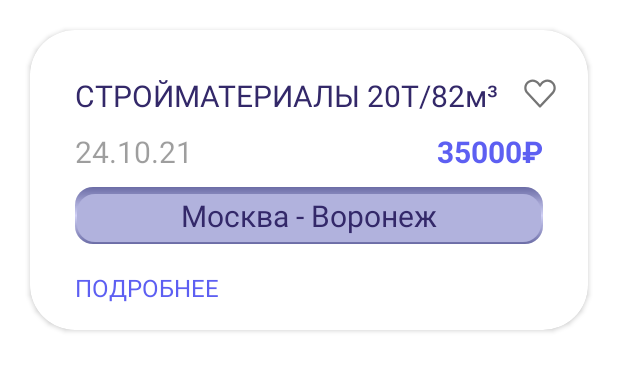
After one commit to MikeVaranossi/JustCargo-android-, an Android app: the layout item_card_cargo.xml on its own in the app's theme, with its tools: preview values and no code run, on a phone screen of 412 x 824 dp. The commit adds this screen. Shown: the top 371 px of the screen. Run offline under Robolectric (Android 15) with nearby library versions, the phone set to English and light mode, and no system bars; Roboto replaces fonts that are not available here.

Commit message:
карточка

```diff
--- /dev/null
+++ b/app/src/main/res/drawable/background_text_card_view.xml
@@ -0,0 +1,29 @@
+<?xml version="1.0" encoding="utf-8"?>
+<layer-list xmlns:android="http://schemas.android.com/apk/res/android" >
+
+    <!-- "shadow" -->
+    <item>
+        <shape android:shape="rectangle" >
+            <!--            <solid android:color="#6B6CA6"/>-->
+            <gradient
+                android:angle="90"
+                android:centerColor="@color/accent_color_half_alpha"
+                android:centerY="0.5"
+                android:endColor="#6B6CA6"
+                android:startColor="#6B6CA6"
+                android:type="linear" />
+            <corners android:radius="12dp" />
+        </shape>
+
+    </item>
+
+    <item android:top="7px" android:bottom="2px" android:left="2px" android:right="2px">
+        <shape android:shape="rectangle">
+            <solid android:color="#B1B2DD"/>
+            <corners android:radius="12dp" />
+        </shape>
+    </item>
+
+
+
+</layer-list>
--- /dev/null
+++ b/app/src/main/res/drawable/ic_icone_heart_full.xml
@@ -0,0 +1,9 @@
+<vector xmlns:android="http://schemas.android.com/apk/res/android"
+    android:width="24dp"
+    android:height="24dp"
+    android:viewportWidth="24"
+    android:viewportHeight="24">
+  <path
+      android:pathData="M11.6474,5.3415C9.4132,2.2163 4.7669,2.22 2.5379,5.3475C1.79,6.3967 1.427,7.6718 1.5102,8.9576C1.5934,10.2433 2.1178,11.461 2.9947,12.405L11.4509,21.51C11.5211,21.5855 11.6061,21.6456 11.7005,21.6867C11.795,21.7278 11.8969,21.7491 11.9999,21.7491C12.1029,21.7491 12.2048,21.7278 12.2993,21.6867C12.3938,21.6456 12.4787,21.5855 12.5489,21.51L20.9999,12.438C21.8858,11.4867 22.4139,10.2572 22.4937,8.9597C22.5736,7.6621 22.2004,6.3772 21.4379,5.3243C19.1804,2.2073 14.5259,2.2388 12.3097,5.3843L11.9969,5.829L11.6482,5.3415H11.6474Z"
+      android:fillColor="#332869"/>
+</vector>
--- /dev/null
+++ b/app/src/main/res/drawable/ic_icone_heart_outline.xml
@@ -0,0 +1,9 @@
+<vector xmlns:android="http://schemas.android.com/apk/res/android"
+    android:width="24dp"
+    android:height="24dp"
+    android:viewportWidth="24"
+    android:viewportHeight="24">
+  <path
+      android:pathData="M2.5397,5.3479C4.7687,2.2204 9.415,2.2166 11.6492,5.3411L11.998,5.8286L12.3107,5.3846C14.527,2.2376 19.1807,2.2069 21.4382,5.3231C22.2011,6.3759 22.5747,7.6609 22.4951,8.9586C22.4155,10.2563 21.8876,11.486 21.0017,12.4376L12.5507,21.5104C12.4805,21.5858 12.3955,21.6459 12.3011,21.687C12.2066,21.7282 12.1047,21.7494 12.0017,21.7494C11.8987,21.7494 11.7968,21.7282 11.7023,21.687C11.6079,21.6459 11.5229,21.5858 11.4527,21.5104L2.9957,12.4054C2.1189,11.4613 1.5947,10.2436 1.5116,8.9578C1.4286,7.672 1.7917,6.397 2.5397,5.3479ZM10.4297,6.2141C8.794,3.9266 5.3927,3.9289 3.7607,6.2186C3.2134,6.9865 2.9479,7.9198 3.0088,8.8608C3.0698,9.8018 3.4535,10.6929 4.0952,11.3839L12.0032,19.8979L19.9037,11.4154C20.5529,10.7183 20.9397,9.8173 20.9981,8.8665C21.0565,7.9158 20.7829,6.9742 20.224,6.2029C18.5702,3.9206 15.1607,3.9431 13.537,6.2479L12.6152,7.5566C12.5462,7.6544 12.4549,7.7343 12.3487,7.7895C12.2426,7.8448 12.1248,7.8738 12.0051,7.8743C11.8855,7.8747 11.7674,7.8465 11.6609,7.792C11.5544,7.7376 11.4624,7.6584 11.3927,7.5611L10.429,6.2141H10.4297Z"
+      android:fillColor="#332869"/>
+</vector>
--- /dev/null
+++ b/app/src/main/res/drawable/sl_favorite.xml
@@ -0,0 +1,12 @@
+<?xml version="1.0" encoding="utf-8"?>
+<selector xmlns:android="http://schemas.android.com/apk/res/android">
+    <item
+        android:drawable="@drawable/ic_icone_heart_outline"
+        android:state_checked="false"
+        />
+    <item
+        android:drawable="@drawable/ic_icone_heart_full"
+        android:state_checked="true"
+        />
+    <item android:drawable="@drawable/ic_favorite" />
+</selector>
--- /dev/null
+++ b/app/src/main/res/layout/item_card_cargo.xml
@@ -0,0 +1,94 @@
+<?xml version="1.0" encoding="utf-8"?>
+<androidx.cardview.widget.CardView xmlns:android="http://schemas.android.com/apk/res/android"
+    xmlns:app="http://schemas.android.com/apk/res-auto"
+    xmlns:tools="http://schemas.android.com/tools"
+    android:layout_width="match_parent"
+    android:layout_height="@dimen/height_card"
+    android:layout_margin="@dimen/m_margin"
+    android:elevation="@dimen/s_margin"
+    app:cardCornerRadius="@dimen/l_margin">
+
+    <androidx.constraintlayout.widget.ConstraintLayout
+        android:layout_width="match_parent"
+        android:layout_height="match_parent">
+
+        <TextView
+            android:id="@+id/text_view_name_cargo"
+            style="@style/SubheaderText"
+            android:layout_width="0dp"
+            android:layout_height="wrap_content"
+            android:layout_marginStart="@dimen/l_margin"
+            android:layout_marginTop="@dimen/l_margin"
+            app:layout_constraintEnd_toStartOf="@+id/checkbox_favourite"
+            app:layout_constraintStart_toStartOf="parent"
+            app:layout_constraintTop_toTopOf="parent"
+            tools:text="СТРОЙМАТЕРИАЛЫ 20Т/82м³" />
+
+        <CheckBox
+            android:id="@+id/checkbox_favourite"
+            android:layout_width="@dimen/icon_size"
+            android:layout_height="@dimen/icon_size"
+            android:layout_marginTop="@dimen/l_margin"
+            android:layout_marginEnd="@dimen/m_margin"
+            android:button="@drawable/sl_favorite"
+            app:layout_constraintEnd_toEndOf="parent"
+            app:layout_constraintStart_toEndOf="@+id/text_view_name_cargo"
+            app:layout_constraintTop_toTopOf="parent" />
+
+        <TextView
+            android:id="@+id/text_view_date"
+            style="@style/SubheaderText"
+            android:layout_width="wrap_content"
+            android:layout_height="wrap_content"
+            android:layout_marginStart="@dimen/l_margin"
+            android:paddingTop="@dimen/s_margin"
+            android:textColor="@color/grey_color"
+            app:layout_constraintStart_toStartOf="parent"
+            app:layout_constraintTop_toBottomOf="@id/text_view_name_cargo"
+            tools:text="24.10.21" />
+
+        <TextView
+            android:id="@+id/text_view_cost"
+            style="@style/SubheaderText"
+            android:layout_width="wrap_content"
+            android:layout_height="wrap_content"
+            android:layout_marginEnd="@dimen/l_margin"
+            android:paddingTop="@dimen/s_margin"
+            android:textColor="@color/primary_color"
+            android:textStyle="bold"
+            app:layout_constraintEnd_toEndOf="parent"
+            app:layout_constraintTop_toBottomOf="@id/text_view_name_cargo"
+            tools:text="35000₽" />
+
+        <androidx.appcompat.widget.AppCompatTextView
+            android:id="@+id/text_view_from_to"
+            style="@style/SubheaderText"
+            android:layout_width="match_parent"
+            android:layout_height="0dp"
+            android:layout_marginStart="@dimen/l_margin"
+            android:layout_marginTop="@dimen/s_margin"
+            android:layout_marginEnd="@dimen/l_margin"
+            android:background="@drawable/background_text_card_view"
+            android:gravity="center"
+            android:paddingTop="@dimen/xs_padding"
+            android:paddingBottom="@dimen/xs_padding"
+            app:layout_constraintEnd_toEndOf="parent"
+            app:layout_constraintStart_toStartOf="parent"
+            app:layout_constraintTop_toBottomOf="@id/text_view_date"
+            tools:text="Москва - Воронеж" />
+
+        <TextView
+            android:id="@+id/text_view_to_details"
+            style="@style/StandartText"
+            android:layout_width="wrap_content"
+            android:layout_height="wrap_content"
+            android:layout_marginStart="@dimen/l_margin"
+            android:layout_marginTop="@dimen/s_margin"
+            android:layout_marginBottom="@dimen/s_margin"
+            android:textColor="@color/primary_color"
+            app:layout_constraintBottom_toBottomOf="parent"
+            app:layout_constraintStart_toStartOf="parent"
+            app:layout_constraintTop_toBottomOf="@id/text_view_from_to"
+            tools:text="ПОДРОБНЕЕ" />
+    </androidx.constraintlayout.widget.ConstraintLayout>
+</androidx.cardview.widget.CardView>
--- a/app/src/main/res/values/dimens.xml
+++ b/app/src/main/res/values/dimens.xml
@@ -10,11 +10,14 @@
     <dimen name="text_title">20sp</dimen>
     <dimen name="text_button">16sp</dimen>
     <dimen name="text_standart">16sp</dimen>
+    <dimen name="icon_size">24sp</dimen>
     <dimen name="s_margin">10dp</dimen>
     <dimen name="m_margin">20dp</dimen>
+    <dimen name="xs_padding">5dp</dimen>
     <dimen name="m_padding">20dp</dimen>
     <dimen name="l_margin">30dp</dimen>
     <dimen name="xxl_margin">100dp</dimen>
+    <dimen name="height_card">200dp</dimen>
     <dimen name="icon_button_padding">100dp</dimen>
 
 </resources>
```
